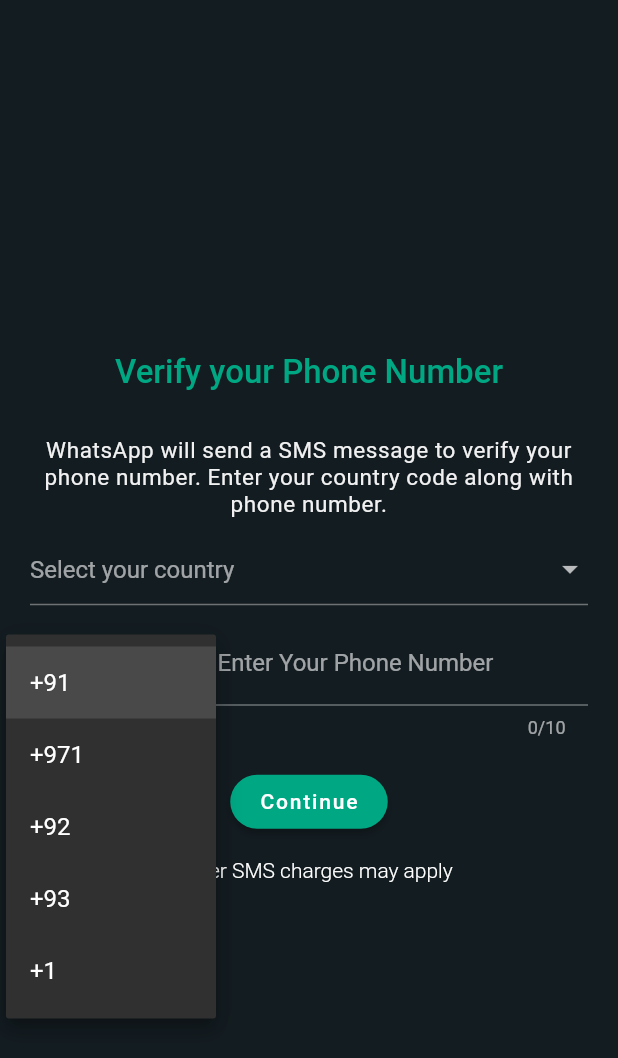
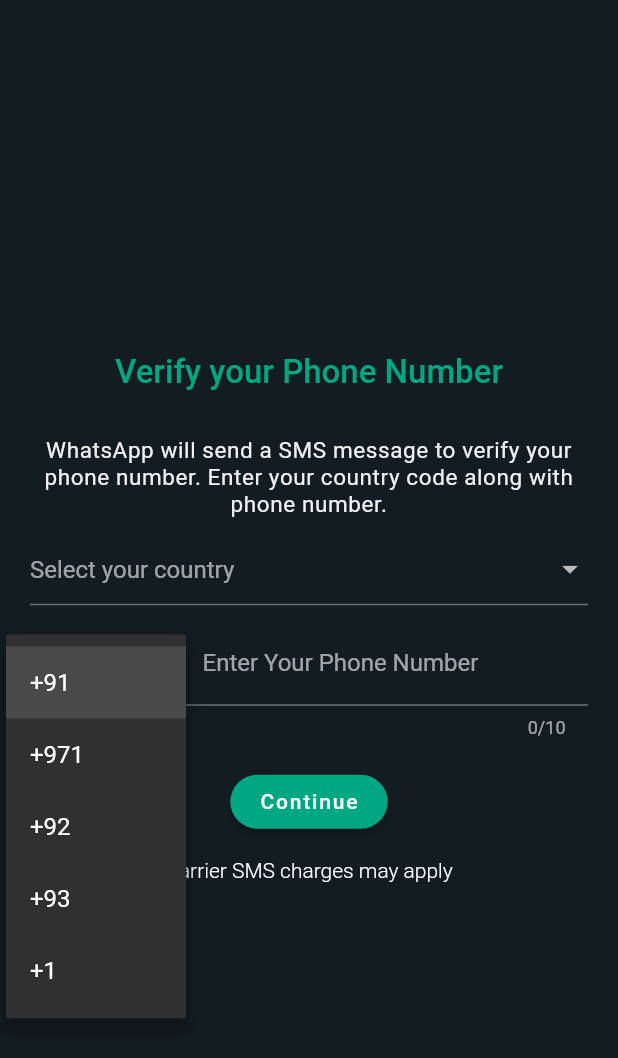
Before and after one commit to DilshadAlam98/WhatsApp-clone, a Flutter app: the screen it shows after launch, after a tap on "Code", on a phone screen of 412 x 824 dp. Shown: the top 1058 px of the screen. Run offline on Flutter 3.47's test engine with Material 2 defaults, Android fonts, the phone set to English and light mode, and no system bars; drawn by our look-alikes of rounded_loading_button; our stand-ins replace bloc, equatable, firebase_auth, firebase_core, flutter_bloc, fluttertoast and 1 more; missing offline and left inert: status_view; accounts and stored records are empty; network calls fail.

```diff
--- a/lib/bloc/onboarding/onboarding_state.dart
+++ b/lib/bloc/onboarding/onboarding_state.dart
@@ -8,6 +8,7 @@ class OnboardingState<T> extends Equatable {
   final CountryIso? countryCode;
   final bool isOtpSent;
   final RoundedLoadingButtonController? buttonController;
+  final String? verificationId;
 
   const OnboardingState({
     this.errorResponse,
@@ -17,6 +18,7 @@ class OnboardingState<T> extends Equatable {
     this.country,
     this.isOtpSent = false,
     this.buttonController,
+    this.verificationId,
   });
 
   OnboardingState copyWith({
@@ -27,6 +29,7 @@ class OnboardingState<T> extends Equatable {
     final CountryIso? countryCode,
     final bool? isOtpSent,
     final RoundedLoadingButtonController? buttonController,
+    final String? verificationId,
   }) {
     return OnboardingState(
       networkState: networkState ?? this.networkState,
@@ -35,7 +38,9 @@ class OnboardingState<T> extends Equatable {
       country: country ?? this.country,
       countryCode: countryCode ?? this.countryCode,
       isOtpSent: isOtpSent ?? this.isOtpSent,
-        buttonController: buttonController ?? this.buttonController);
+      buttonController: buttonController ?? this.buttonController,
+      verificationId: verificationId ?? this.verificationId,
+    );
   }
 
   @override
--- a/lib/main.dart
+++ b/lib/main.dart
@@ -1,3 +1,4 @@
+import 'package:firebase_core/firebase_core.dart';
 import 'package:flutter/material.dart';
 import 'package:flutter_bloc/flutter_bloc.dart';
 import 'package:whatsapp_clone/bloc/bloc_utils/bloc_observer.dart';
@@ -9,8 +10,10 @@ import 'package:whatsapp_clone/screen/mobile_view/onboarding_screen.dart';
 import 'package:whatsapp_clone/utils/responsive_layout.dart';
 import 'package:whatsapp_clone/screen/web_view/web_screen.dart';
 
-void main() {
+void main() async {
   Bloc.observer = MyAppBlocObserver();
+  WidgetsFlutterBinding.ensureInitialized();
+  await Firebase.initializeApp();
   runApp(const MyApp());
 }
 
--- a/lib/screen/mobile_view/onboarding_screen.dart
+++ b/lib/screen/mobile_view/onboarding_screen.dart
@@ -2,7 +2,6 @@ import 'package:flutter/material.dart';
 import 'package:flutter_bloc/flutter_bloc.dart';
 import 'package:whatsapp_clone/bloc/onboarding/onboarding_cubit.dart';
 import 'package:whatsapp_clone/constant/global_variable.dart';
-import 'package:whatsapp_clone/constant/route_constant.dart';
 import 'package:whatsapp_clone/screen/mobile_view/verify_your_number_scree.dart';
 import 'package:whatsapp_clone/screen/mobile_view/verify_your_otp_screen.dart';
 
@@ -17,6 +16,9 @@ class _OnBoardingScreenState extends State<OnBoardingScreen> {
   final _formCodeKey = GlobalKey<FormState>();
   final _formCountryKey = GlobalKey<FormState>();
   final _formPhoneKey = GlobalKey<FormState>();
+  final _phoneNumberController = TextEditingController();
+  final _otpController = TextEditingController();
+  final _otpFormKey = GlobalKey<FormState>();
   @override
   Widget build(BuildContext context) {
     return Scaffold(
@@ -38,22 +40,27 @@ class _OnBoardingScreenState extends State<OnBoardingScreen> {
               if (state.isOtpSent) {
                 return EnterYourOTP(
                   state: state,
+                  otpController: _otpController,
+                  otpFormKey: _otpFormKey,
                   onTap: () {
-                    Navigator.pushReplacementNamed(
-                      context,
-                      RouteConstant.mobileScreen,
-                    );
+                    if (isOtpValidate) {
+                      context
+                          .read<OnboardingCubit>()
+                          .verifyYourOTP(_otpController.text.trim(), context);
+                    }
                   },
                 );
               }
               return VerifyYourNumber(
                 state: state,
+                phoneNumberController: _phoneNumberController,
                 formCodeKey: _formCodeKey,
                 formCountryKey: _formCountryKey,
                 formPhoneKey: _formPhoneKey,
                 onTap: () {
-                  if (isValidate) {
-                    context.read<OnboardingCubit>().verifyYourNumber();
+                  if (isNumberValidate) {
+                    context.read<OnboardingCubit>().verifyYourNumber(
+                        _phoneNumberController.text.trim(), context);
                   }
                 },
               );
@@ -64,7 +71,9 @@ class _OnBoardingScreenState extends State<OnBoardingScreen> {
     );
   }
 
-  bool get isValidate => (_formCountryKey.currentState!.validate() &&
+  bool get isOtpValidate => (_otpFormKey.currentState!.validate());
+
+  bool get isNumberValidate => (_formCountryKey.currentState!.validate() &&
       _formCodeKey.currentState!.validate() &&
       _formPhoneKey.currentState!.validate());
 }
--- a/lib/screen/mobile_view/verify_your_number_scree.dart
+++ b/lib/screen/mobile_view/verify_your_number_scree.dart
@@ -6,20 +6,22 @@ import 'package:whatsapp_clone/constant/color_constant.dart';
 import 'package:whatsapp_clone/model/country_model.dart';
 
 class VerifyYourNumber extends StatelessWidget {
-  const VerifyYourNumber(
-      {Key? key,
-      required this.state,
-      required this.formCodeKey,
-      required this.formCountryKey,
-      required this.formPhoneKey,
-      this.onTap})
-      : super(key: key);
+  const VerifyYourNumber({
+    Key? key,
+    required this.state,
+    required this.formCodeKey,
+    required this.formCountryKey,
+    required this.formPhoneKey,
+    required this.phoneNumberController,
+    this.onTap,
+  }) : super(key: key);
 
   final OnboardingState state;
   final GlobalKey<FormState> formCodeKey;
   final GlobalKey<FormState> formCountryKey;
   final GlobalKey<FormState> formPhoneKey;
   final VoidCallback? onTap;
+  final TextEditingController phoneNumberController;
 
   @override
   Widget build(BuildContext context) {
@@ -98,7 +100,7 @@ class VerifyYourNumber extends StatelessWidget {
         Form(
           key: formCodeKey,
           child: SizedBox(
-            width: 100,
+            width: 80,
             height: 65,
             child: DropdownButtonFormField(
                 decoration: const InputDecoration(
@@ -124,13 +126,14 @@ class VerifyYourNumber extends StatelessWidget {
                     context.read<OnboardingCubit>().onCountryCodeChange(value)),
           ),
         ),
-        const SizedBox(width: 10),
+        const SizedBox(width: 20),
         Expanded(
             child: Padding(
           padding: const EdgeInsets.only(bottom: 4),
           child: Form(
             key: formPhoneKey,
             child: TextFormField(
+              controller: phoneNumberController,
               maxLength: 10,
               validator: (String? phone) =>
                   context.read<OnboardingCubit>().validatePhoneNumber(phone),
--- /dev/null
+++ b/lib/utils/dialog_utils.dart
@@ -0,0 +1,46 @@
+import 'package:flutter/material.dart';
+import 'package:fluttertoast/fluttertoast.dart';
+import 'package:whatsapp_clone/constant/color_constant.dart';
+
+class DialogUtils {
+  DialogUtils._();
+  static void showInSnackBar(
+      {String? msg, required BuildContext context, Color? backgroundColor}) {
+    ScaffoldMessenger.of(context).showSnackBar(
+      SnackBar(
+        shape: RoundedRectangleBorder(borderRadius: BorderRadius.circular(5)),
+        content: Text(
+          msg!,
+          style: const TextStyle(
+            color: Colors.white,
+            fontSize: 14,
+            fontWeight: FontWeight.w400,
+            letterSpacing: 1.5,
+          ),
+        ),
+        padding: const EdgeInsets.symmetric(
+          vertical: 7,
+          horizontal: 12,
+        ),
+        backgroundColor: messageColor,
+        elevation: 8,
+      ),
+    );
+  }
+
+  static showToast({
+    String? msg,
+    double? fontSize,
+    Color? color,
+    Color? backgroundColor,
+    ToastGravity? gravity,
+  }) {
+    Fluttertoast.showToast(
+      msg: msg!,
+      fontSize: fontSize,
+      textColor: color ?? Colors.white,
+      backgroundColor: backgroundColor ?? messageColor,
+      gravity: gravity,
+    );
+  }
+}
--- a/pubspec.yaml
+++ b/pubspec.yaml
@@ -29,9 +29,13 @@ environment:
 dependencies:
   cupertino_icons: ^1.0.2
   equatable: ^2.0.5
+  fake_cloud_firestore: ^2.0.1
+  firebase_auth: ^4.1.5
+  firebase_core: ^2.3.0
   flutter:
     sdk: flutter
   flutter_bloc: ^8.1.1
+  fluttertoast: ^8.1.1
   pin_code_fields: ^7.4.0
   rounded_loading_button: ^2.1.0
   status_view: ^0.0.2
```
Also changed, not shown: lib/screen/mobile_view/verify_your_otp_screen.dart (+17 -2 lines), pubspec.lock, 6 other files. Lines whose indentation alone changed are shown as unchanged.
